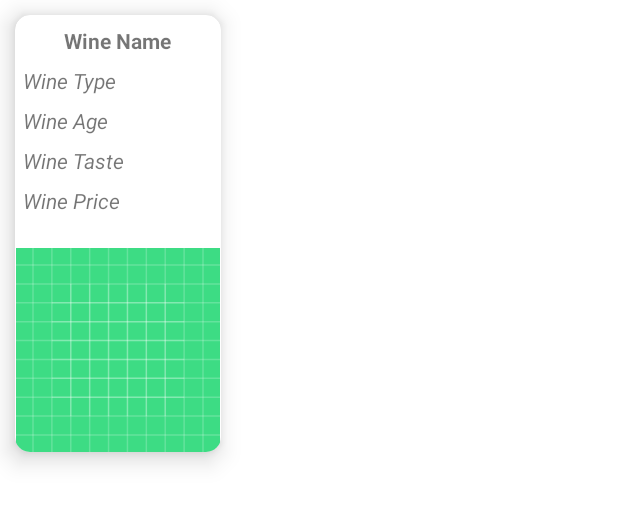
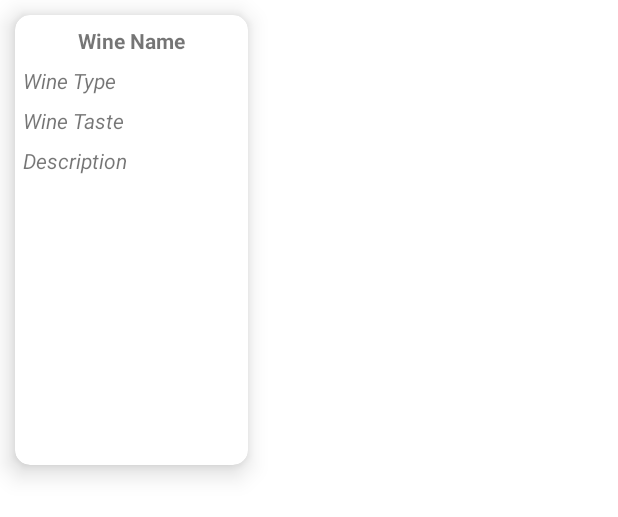
Before and after one commit to Burdj3/MySomm, an Android app: the layout wine_list_item.xml on its own in the app's theme, with its tools: preview values and no code run, on a phone screen of 412 x 824 dp. Shown: the top 517 px of the screen. Run offline under Robolectric (Android 15) with nearby library versions, the phone set to English and light mode, and no system bars.

Commit message:
Changed the attributes that would show on the wine recommendations. Also made the background color the same as the home screen.

```diff
--- a/app/src/main/res/layout/activity_wine_recommendations.xml
+++ b/app/src/main/res/layout/activity_wine_recommendations.xml
@@ -4,7 +4,8 @@
     xmlns:tools="http://schemas.android.com/tools"
     android:layout_width="match_parent"
     android:layout_height="match_parent"
-    tools:context=".WineRecommendations">
+    tools:context=".WineRecommendations"
+    android:background="@color/wine">
 
     <androidx.recyclerview.widget.RecyclerView
         android:layout_width="wrap_content"
--- a/app/src/main/res/layout/wine_list_item.xml
+++ b/app/src/main/res/layout/wine_list_item.xml
@@ -10,8 +10,8 @@
     app:cardElevation="10dp">
 
     <RelativeLayout
-        android:layout_width="137dp"
-        android:layout_height="291dp">
+        android:layout_width="wrap_content"
+        android:layout_height="300dp">
 
         <TextView
             android:id="@+id/txtWine"
@@ -20,8 +20,7 @@
             android:layout_centerHorizontal="true"
             android:layout_marginTop="7dp"
             android:text="Wine Name"
-            android:textStyle="bold"
-            />
+            android:textStyle="bold" />
 
         <TextView
             android:id="@+id/txtType"
@@ -33,7 +32,7 @@
             android:text="Wine Type"
             android:textStyle="italic" />
 
-        <TextView
+        <!--<TextView
             android:id="@+id/txtAge"
             android:layout_width="wrap_content"
             android:layout_height="wrap_content"
@@ -41,19 +40,19 @@
             android:layout_marginStart="5dp"
             android:layout_marginTop="7dp"
             android:text="Wine Age"
-            android:textStyle="italic" />
+            android:textStyle="italic" />-->
 
         <TextView
             android:id="@+id/txtTaste"
             android:layout_width="wrap_content"
             android:layout_height="wrap_content"
-            android:layout_below="@+id/txtAge"
+            android:layout_below="@+id/txtType"
             android:layout_marginStart="5dp"
             android:layout_marginTop="7dp"
             android:text="Wine Taste"
             android:textStyle="italic" />
 
-        <TextView
+        <!--<TextView
             android:id="@+id/txtPriceRange"
             android:layout_width="wrap_content"
             android:layout_height="wrap_content"
@@ -61,16 +60,27 @@
             android:layout_marginStart="5dp"
             android:layout_marginTop="7dp"
             android:text="Wine Price"
+            android:textStyle="italic" />-->
+
+        <TextView
+            android:id="@+id/txtDescription"
+            android:layout_width="wrap_content"
+            android:layout_height="wrap_content"
+            android:layout_below="@id/txtTaste"
+            android:layout_marginStart="5dp"
+            android:layout_marginTop="7dp"
+            android:width="150dp"
+            android:height="250dp"
+            android:text="Description"
             android:textStyle="italic" />
-
-        <ImageView
+        <!--<ImageView
             android:id="@+id/image"
             android:layout_width="150dp"
             android:layout_height="150dp"
             android:layout_below="@id/txtPriceRange"
             android:layout_centerHorizontal="true"
             android:layout_marginTop="22dp"
-            android:src="@drawable/ic_launcher_background" />
+            android:src="@drawable/ic_launcher_background" />-->
     </RelativeLayout>
 
 
```
Also changed, not shown: app/src/main/java/com/example/mysomm/Wine.java (+8 -29 lines), app/src/main/java/com/example/mysomm/WineRecommendations.java (+4 -3 lines), app/src/main/java/com/example/mysomm/WineRecyclerViewAdapter.java (+3 -11 lines), app/src/main/res/layout/activity_wine_dishes.xml (+7 -1 lines).
